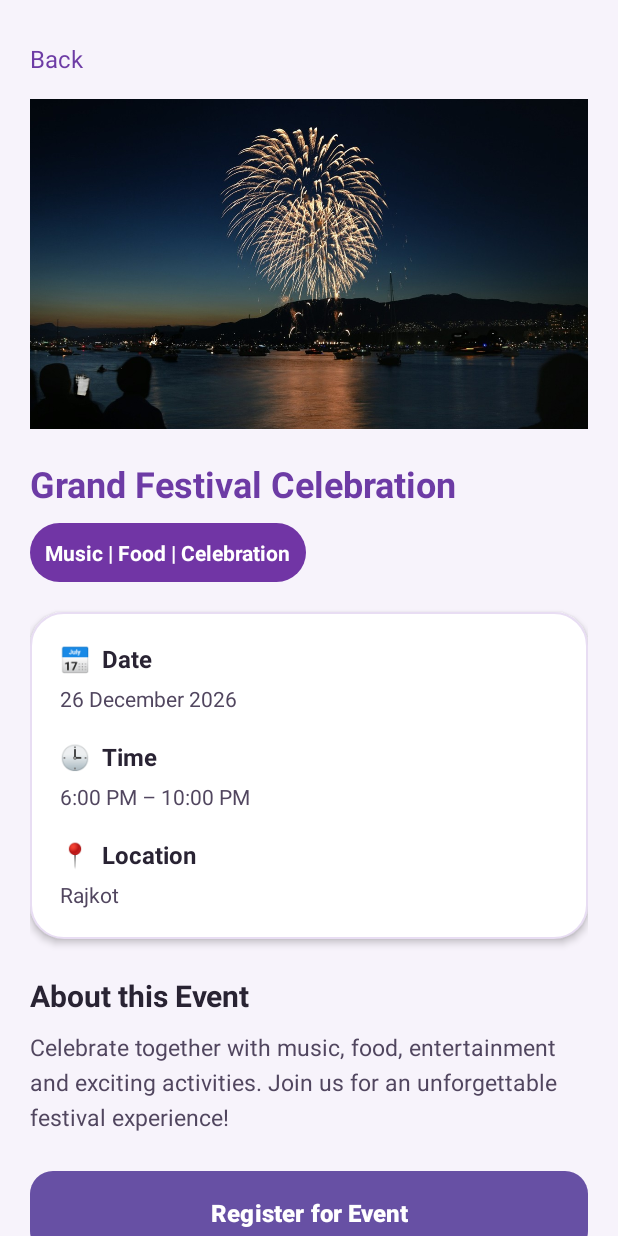
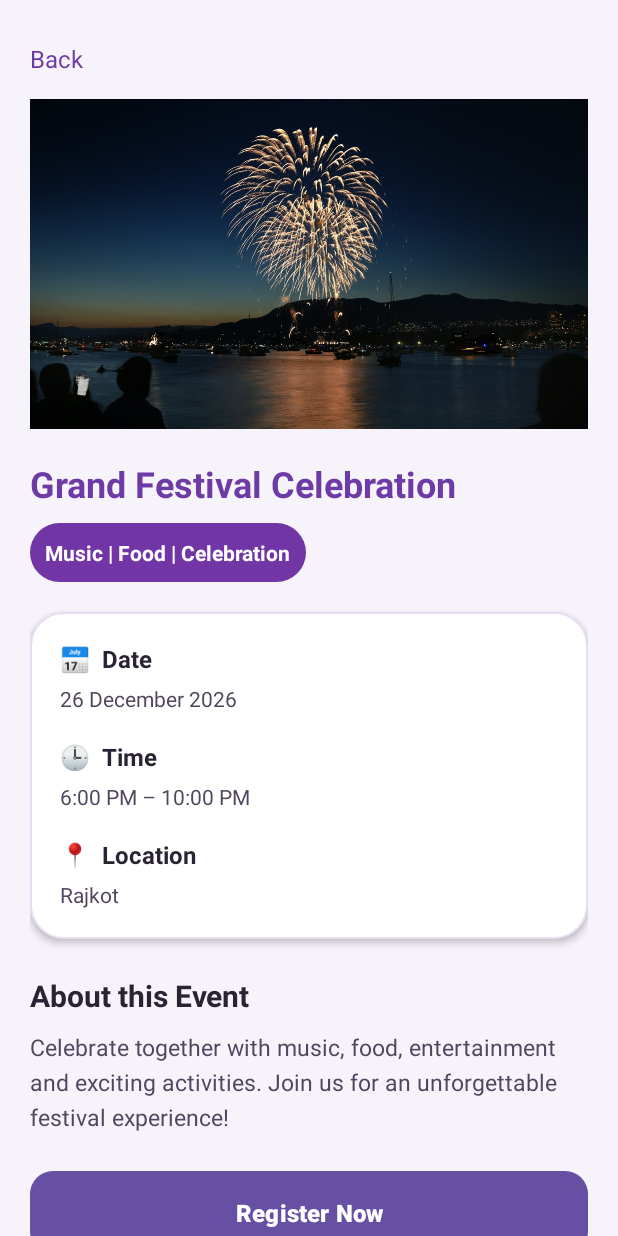
Before and after one commit to TheReal-Vaishvi/Festive-Hub, an Android app: the HomeActivity screen opened directly, with no data from a screen before it, after a tap on "Grand Festival Celebration", on a phone screen of 412 x 824 dp. Run offline under Robolectric (Android 15) with nearby library versions, the phone set to English and light mode, and no system bars; our stand-ins replace Firebase (no records; nobody signed in at launch, a user with empty details on screens opened directly); 3 other taps on this screen came first.

Commit message:
Implement Register Event Functionality.

```diff
--- a/app/src/main/java/com/example/festivehub/Event.java
+++ b/app/src/main/java/com/example/festivehub/Event.java
@@ -2,10 +2,12 @@ package com.example.festivehub;
 
 public class Event {
     int image;
-    String title, category, date, time, location, description;
+    String id, title, category, date, time, location, description;
 
-    public Event(int image, String title, String category, String date,
+    public Event(String id, int image, String title, String category, String date,
                  String time, String location, String description){
+
+        this.id = id;
         this.image = image;
         this.title = title;
         this.category = category;
--- a/app/src/main/java/com/example/festivehub/EventDetailActivity.java
+++ b/app/src/main/java/com/example/festivehub/EventDetailActivity.java
@@ -2,16 +2,29 @@ package com.example.festivehub;
 
 import android.content.Intent;
 import android.os.Bundle;
+import android.widget.Button;
 import android.widget.ImageView;
 import android.widget.TextView;
+import android.widget.Toast;
 
 import androidx.appcompat.app.AppCompatActivity;
 
+import com.google.firebase.auth.FirebaseAuth;
+import com.google.firebase.firestore.FieldValue;
+import com.google.firebase.firestore.FirebaseFirestore;
+
+import java.util.HashMap;
+import java.util.Map;
 
 public class EventDetailActivity extends AppCompatActivity {
+
     ImageView imgeventdetail;
     TextView txtbackevent, txteventtitle, txteventcategory, txteventdate, txteventtime, txteventlocation;
     TextView txtdescription;
+    Button btnregisterevent;
+    FirebaseAuth auth;
+    FirebaseFirestore db;
+    String eventId, title, date;
 
     @Override
     protected void onCreate(Bundle savedInstanceState) {
@@ -27,17 +40,28 @@ public class EventDetailActivity extends AppCompatActivity {
         txteventlocation = findViewById(R.id.txteventlocation);
         txtdescription = findViewById(R.id.txteventdescription);
 
+        btnregisterevent = findViewById(R.id.btnregisterevent);
+        btnregisterevent.setText("Checking...");
+        btnregisterevent.setEnabled(false);
+
+        // Firebase
+        auth = FirebaseAuth.getInstance();
+        db = FirebaseFirestore.getInstance();
+
         Intent intent = getIntent();
 
-        String title = intent.getStringExtra("eventTitle");
+        eventId = intent.getStringExtra("eventId");
+        title = intent.getStringExtra("eventTitle");
         String category = intent.getStringExtra("eventCategory");
-        String date = intent.getStringExtra("eventDate");
+        date = intent.getStringExtra("eventDate");
         String time = intent.getStringExtra("eventTime");
         String location = intent.getStringExtra("eventLocation");
         String description = intent.getStringExtra("eventDescription");
 
-        int image = intent.getIntExtra("eventImage", R.drawable.grand_festival);
+        int image = intent.getIntExtra(
+                "eventImage", R.drawable.grand_festival);
 
+        // Display event information
         txteventtitle.setText(title);
         txteventcategory.setText(category);
         txteventdate.setText(date);
@@ -47,9 +71,91 @@ public class EventDetailActivity extends AppCompatActivity {
 
         imgeventdetail.setImageResource(image);
 
-        txtbackevent.setOnClickListener(v->{
+        // Back button
+        txtbackevent.setOnClickListener(v -> {
             finish();
         });
 
+        // Register button
+        btnregisterevent.setOnClickListener(v -> {
+            registerForEvent();
+        });
+        checkRegistrationStatus();
+    }
+
+    // Register user for event
+    private void registerForEvent() {
+        if (auth.getCurrentUser() == null) {
+            Toast.makeText(this, "Please login first", Toast.LENGTH_SHORT).show();
+            return;
+        }
+
+        if (eventId == null || eventId.isEmpty()) {
+            Toast.makeText(this, "Event information is missing", Toast.LENGTH_SHORT).show();
+            return;
+        }
+
+        String userId = auth.getCurrentUser().getUid();
+
+        String registrationId = userId + "_" + eventId;
+
+        // Check user already registered
+        db.collection("EventRegistrations").document(registrationId)
+                .get().addOnSuccessListener(documentSnapshot -> {
+
+                    if (documentSnapshot.exists()) {
+                        btnregisterevent.setText("Registered");
+                        btnregisterevent.setEnabled(false);
+
+                        Toast.makeText(this, "You have already registered for this event!", Toast.LENGTH_SHORT).show();
+                        return;
+                    }
+                    Map<String, Object> registration = new HashMap<>();
+
+                    registration.put("userId", userId);
+                    registration.put("eventId", eventId);
+                    registration.put("eventTitle", title);
+                    registration.put("eventDate", date);
+                    registration.put("status", "Registered");
+                    registration.put("registeredAt", FieldValue.serverTimestamp());
+
+                    // Save registration in Firestore
+                    db.collection("EventRegistrations").document(registrationId).set(registration)
+                            .addOnSuccessListener(unused -> {
+                                Toast.makeText(this, "Successfully registered!", Toast.LENGTH_SHORT).show();
+                                btnregisterevent.setText("Registered");
+                                btnregisterevent.setEnabled(false);
+                            })
+                            .addOnFailureListener(e -> {
+                                Toast.makeText(this, "Registration failed: " + e.getMessage(), Toast.LENGTH_LONG).show();
+                            });
+                })
+                .addOnFailureListener(e -> {
+                    Toast.makeText(this, "Unable to check registration: " + e.getMessage(), Toast.LENGTH_LONG).show();
+                });
+    }
+    //if user already register then btn change to registered
+    private void checkRegistrationStatus(){
+        if (auth.getCurrentUser() == null || eventId == null){
+            return;
+        }
+        String userId = auth.getCurrentUser().getUid();
+        String registrationId = userId + "_" + eventId;
+
+        db.collection("EventRegistrations").document(registrationId).get()
+                .addOnSuccessListener(documentSnapshot -> {
+                    if (documentSnapshot.exists()){
+                        btnregisterevent.setText("Registered");
+                        btnregisterevent.setEnabled(false);
+                    }
+                    else {
+                        btnregisterevent.setText("Register Now");
+                        btnregisterevent.setEnabled(true);
+                    }
+                }).addOnFailureListener(e -> {
+                    btnregisterevent.setText("Register Now");
+                    btnregisterevent.setEnabled(true);
+                    Toast.makeText(this, "Unable to check registration status", Toast.LENGTH_SHORT).show();
+                });
     }
 }
--- a/app/src/main/java/com/example/festivehub/HomeActivity.java
+++ b/app/src/main/java/com/example/festivehub/HomeActivity.java
@@ -38,6 +38,7 @@ public class HomeActivity extends AppCompatActivity {
 
         //sync home and event page detail
         grandFestival = new Event(
+                "grand_festival",
                 R.drawable.grand_festival,
                 "Grand Festival Celebration",
                 "Music | Food | Celebration",
@@ -48,6 +49,7 @@ public class HomeActivity extends AppCompatActivity {
                         "Join us for an unforgettable festival experience!");
 
         musicalNight = new Event(
+                "musical_event",
                 R.drawable.music_night,
                 "Live Musical Night",
                 "Music",
@@ -58,6 +60,7 @@ public class HomeActivity extends AppCompatActivity {
                         + "amazing melodies and an energetic atmosphere. Join us for a night filled with music and entertainment!");
 
         foodFestival = new Event(
+                "food_stall",
                 R.drawable.food_stall,
                 "Food Festival",
                 "Food",
@@ -83,7 +86,8 @@ public class HomeActivity extends AppCompatActivity {
         txtfooddate.setText(foodFestival.date + " | " + foodFestival.location);
 
         txtProfile = findViewById(R.id.txtprofile);
-       txtProfile.setOnClickListener(v->{
+
+        txtProfile.setOnClickListener(v->{
            Intent intent = new Intent(HomeActivity.this, ProfileActivity.class);
            startActivity(intent);
        });
@@ -184,7 +188,6 @@ public class HomeActivity extends AppCompatActivity {
                 filterEvents(category);
             });
         }
-
     }
 
     //class to fetch details
@@ -193,6 +196,7 @@ public class HomeActivity extends AppCompatActivity {
         Intent intent = new Intent(HomeActivity.this,
                 EventDetailActivity.class);
 
+        intent.putExtra("eventId",event.id);
         intent.putExtra("eventTitle", event.title);
         intent.putExtra("eventCategory", event.category);
         intent.putExtra("eventDate", event.date);
```
